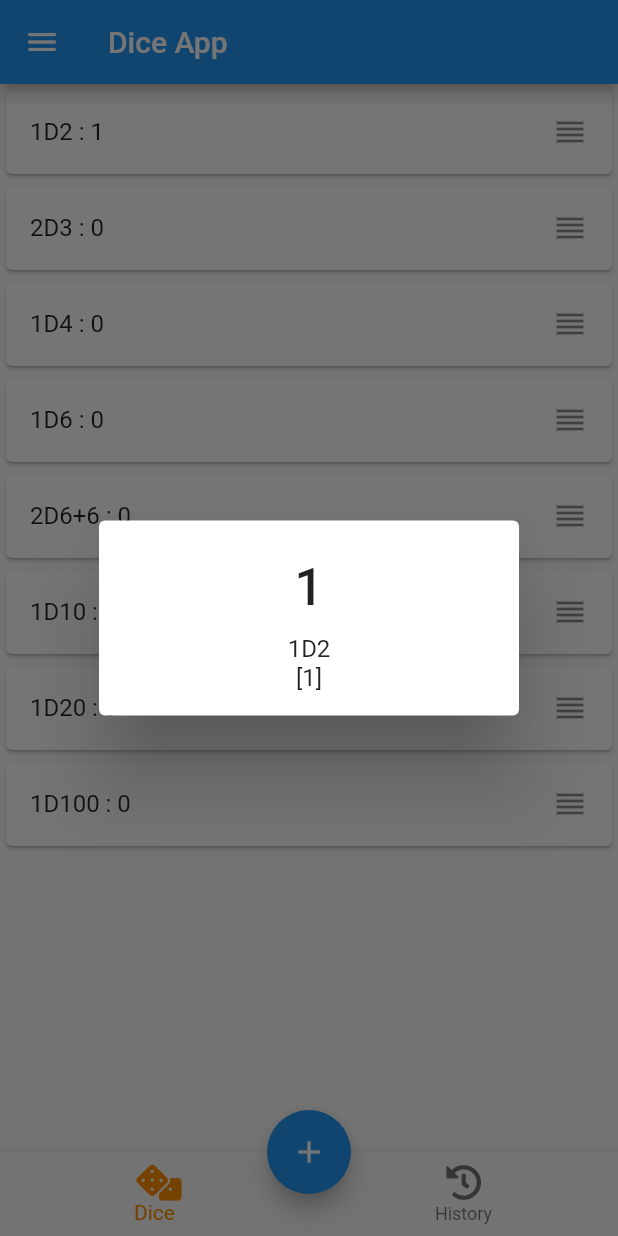
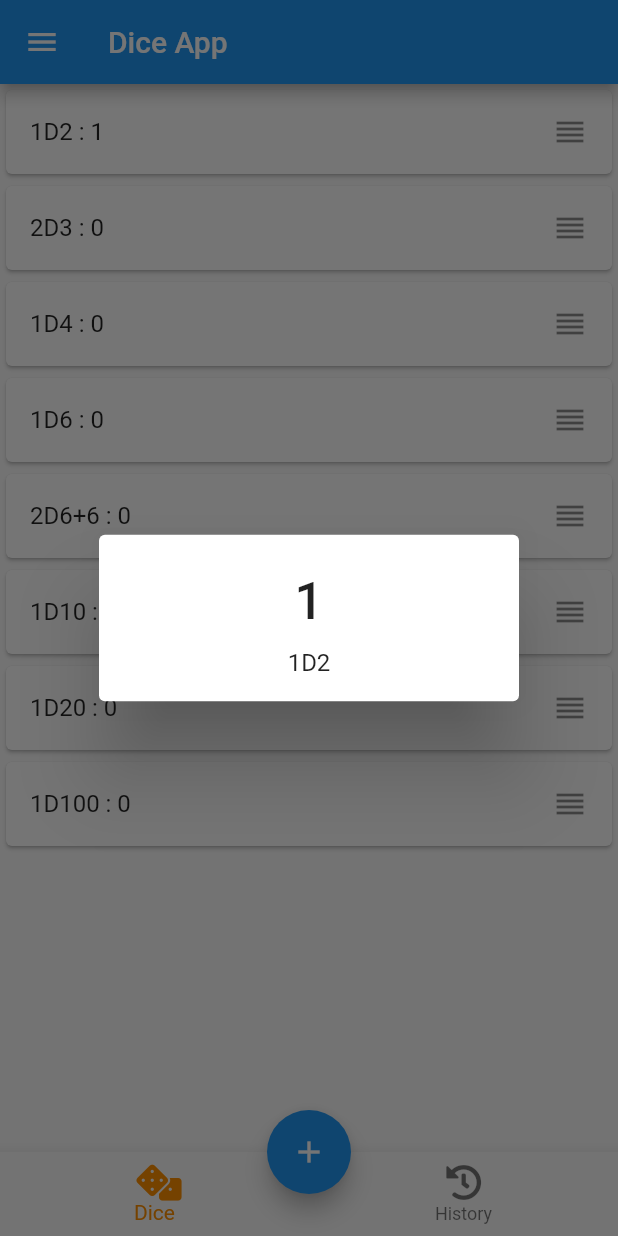
Before and after one commit to miajimyu/dice_list_view, a Flutter app: the screen it shows after launch, after a tap on an icon or button, on a phone screen of 412 x 824 dp. Run offline on Flutter 3.47's test engine with Material 2 defaults, Android fonts, the light colour scheme and no system bars; our stand-ins replace font_awesome_flutter, package_info, shared_preferences.

Commit message:
fix: toggle detailed results in dialog

```diff
--- a/lib/screen/dice_screen.dart
+++ b/lib/screen/dice_screen.dart
@@ -144,7 +144,9 @@ class DiceCard extends StatelessWidget {
                 ),
                 children: <Widget>[
                   Center(child: Text('${item.name}')),
-                  Center(child: Text('${item.results}')),
+                  detailResult.isShowDetailResult
+                      ? Center(child: Text('${item.results}'))
+                      : Container(),
                 ],
               ),
             );
```
